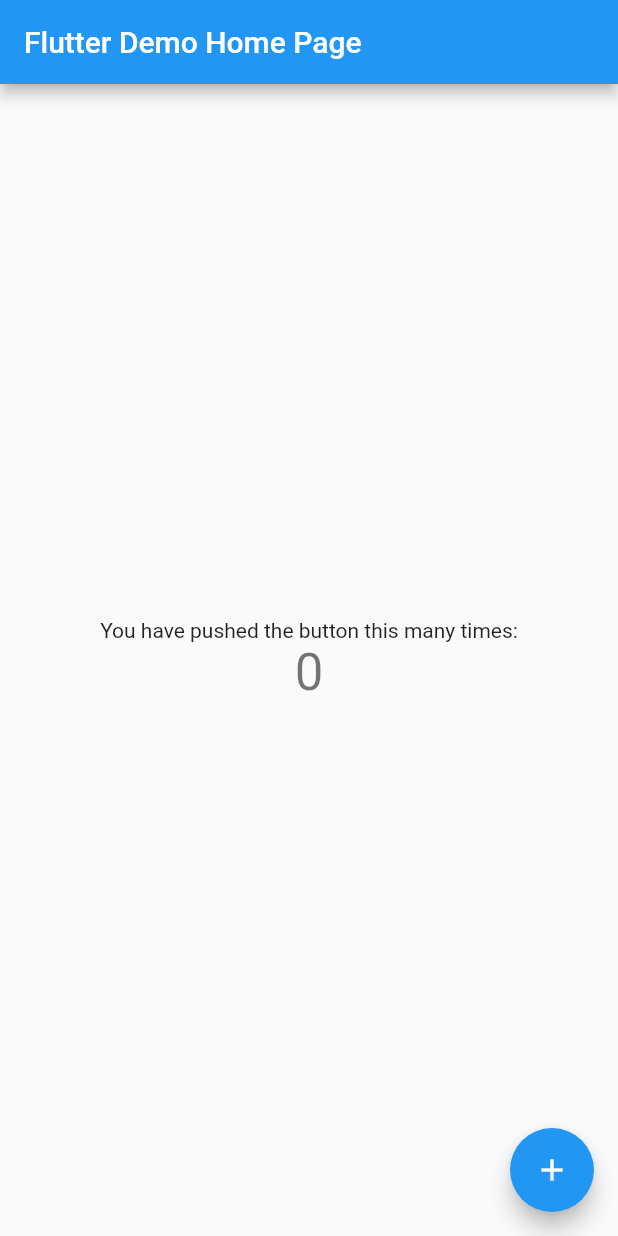
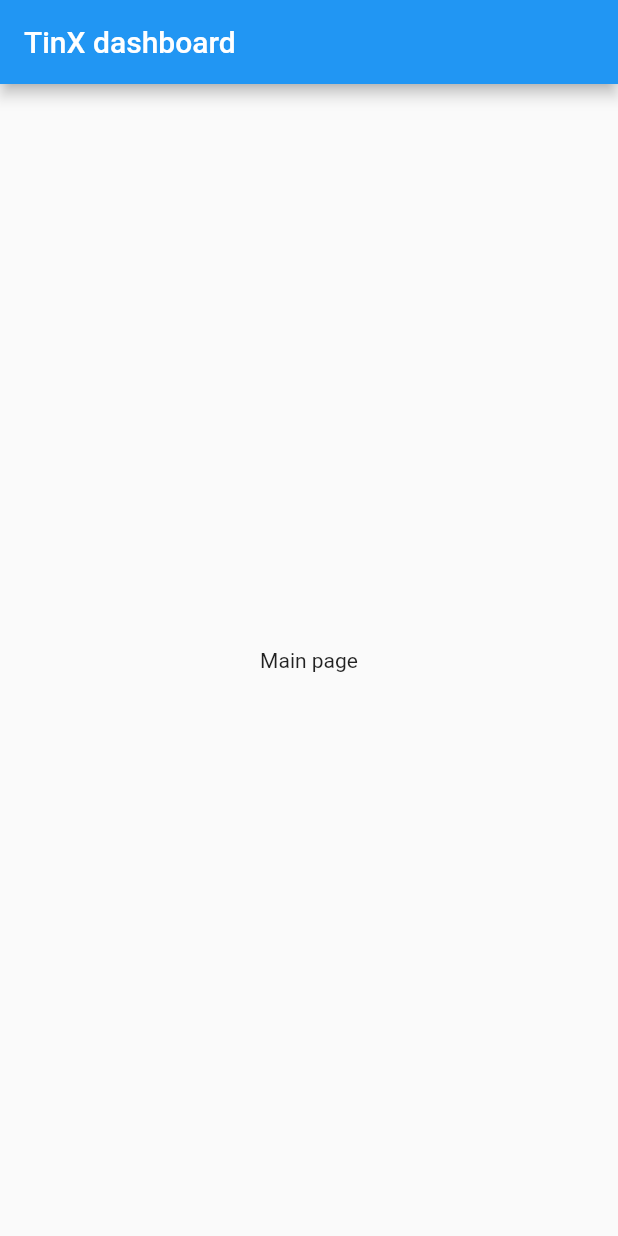
Before and after one commit to TinXsat/Tinx-Frontend, a Flutter app: the screen it shows after launch, on a phone screen of 412 x 824 dp. Run offline on Flutter 3.47's test engine with Material 2 defaults, Android fonts, the phone set to English and light mode, and no system bars.

Commit message:
Move main page to separate file

```diff
--- a/lib/main.dart
+++ b/lib/main.dart
@@ -1,4 +1,5 @@
 import 'package:flutter/material.dart';
+import 'package:tinx_frontend/pages/home_page/home_page.dart';
 
 void main() {
   runApp(MyApp());
@@ -8,59 +9,12 @@
   @override
   Widget build(BuildContext context) {
     return MaterialApp(
-      title: 'Flutter Demo',
+      title: 'TinX',
       theme: ThemeData(
         primarySwatch: Colors.blue,
         visualDensity: VisualDensity.adaptivePlatformDensity,
       ),
-      home: MyHomePage(title: 'Flutter Demo Home Page'),
+      home: HomePage(),
     );
   }
 }
-
-class MyHomePage extends StatefulWidget {
-  MyHomePage({Key key, this.title}) : super(key: key);
-
-  final String title;
-
-  @override
-  _MyHomePageState createState() => _MyHomePageState();
-}
-
-class _MyHomePageState extends State<MyHomePage> {
-  int _counter = 0;
-
-  void _incrementCounter() {
-    setState(() {
-      _counter++;
-    });
-  }
-
-  @override
-  Widget build(BuildContext context) {
-    return Scaffold(
-      appBar: AppBar(
-        title: Text(widget.title),
-      ),
-      body: Center(
-        child: Column(
-          mainAxisAlignment: MainAxisAlignment.center,
-          children: <Widget>[
-            Text(
-              'You have pushed the button this many times:',
-            ),
-            Text(
-              '$_counter',
-              style: Theme.of(context).textTheme.headline4,
-            ),
-          ],
-        ),
-      ),
-      floatingActionButton: FloatingActionButton(
-        onPressed: _incrementCounter,
-        tooltip: 'Increment',
-        child: Icon(Icons.add),
-      ),
-    );
-  }
-}
--- /dev/null
+++ b/lib/pages/home_page/home_page.dart
@@ -0,0 +1,20 @@
+import 'package:flutter/material.dart';
+
+class HomePage extends StatefulWidget {
+  @override
+  _HomePageState createState() => _HomePageState();
+}
+
+class _HomePageState extends State<HomePage> {
+  @override
+  Widget build(BuildContext context) {
+    return Scaffold(
+      appBar: AppBar(title: Text('TinX dashboard')),
+      body: Center(
+        child: Container(
+          child: Text('Main page'),
+        ),
+      ),
+    );
+  }
+}
```
